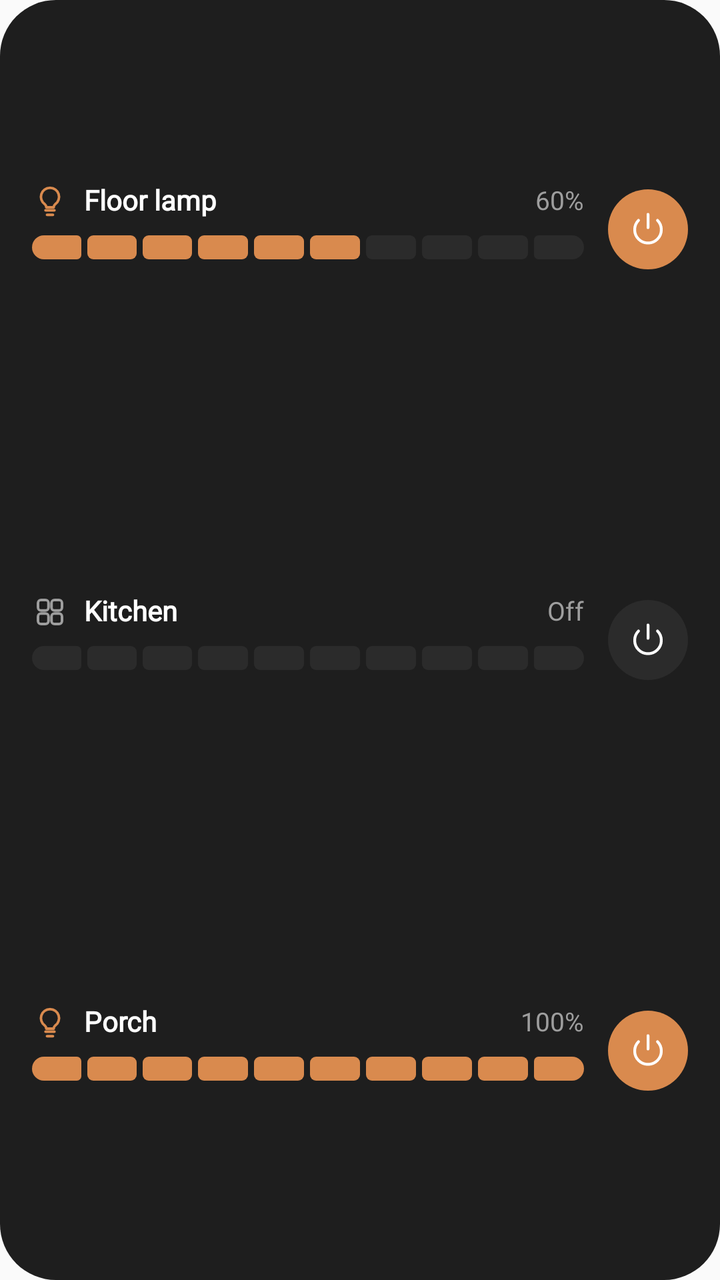
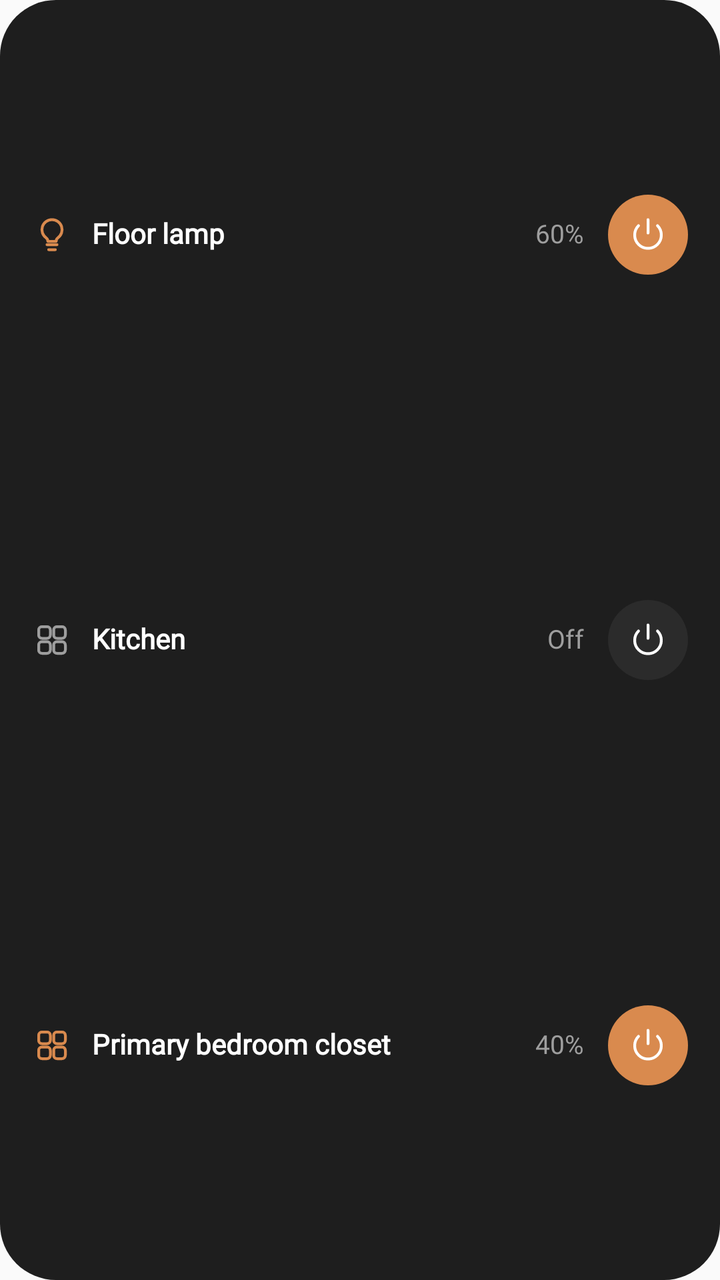

Compare the two renders of this Android layout. The source of the first and the diff that turns it into the second are given below.
<!-- AndroidManifest.xml: application theme AppTheme -->
<!-- res/layout/wgp_dimmers.xml -->
<?xml version="1.0" encoding="utf-8"?>
<FrameLayout xmlns:android="http://schemas.android.com/apk/res/android"
    android:id="@android:id/background"
    android:layout_width="match_parent"
    android:layout_height="match_parent">
    <ImageView android:layout_width="match_parent" android:layout_height="match_parent" android:scaleType="fitXY" android:src="@drawable/wg_card" android:tint="#1E1E1E" android:importantForAccessibility="no" />
    <LinearLayout android:layout_width="match_parent" android:layout_height="match_parent" android:orientation="vertical" android:padding="16dp">
        <LinearLayout android:layout_width="match_parent" android:layout_height="0dp" android:layout_weight="1" android:gravity="center_vertical" android:orientation="horizontal">
            <LinearLayout android:layout_width="0dp" android:layout_height="wrap_content" android:layout_weight="1" android:orientation="vertical">
                <LinearLayout android:layout_width="match_parent" android:layout_height="wrap_content" android:gravity="center_vertical" android:orientation="horizontal">
                    <ImageView android:layout_width="18dp" android:layout_height="18dp" android:layout_marginEnd="8dp" android:src="@drawable/wi_bulb" android:tint="#D98A4E" />
                    <TextView style="@style/WgText.Bold" android:layout_width="0dp" android:layout_height="wrap_content" android:layout_weight="1" android:text="Floor lamp" android:textColor="#FFFFFF" android:textSize="14sp" />
                    <TextView style="@style/WgText" android:layout_width="wrap_content" android:layout_height="wrap_content" android:layout_marginStart="8dp" android:text="60%" android:textColor="#9E9E9E" android:textSize="13sp" />
                </LinearLayout>
                <LinearLayout android:layout_width="match_parent" android:layout_height="28dp" android:gravity="center_vertical" android:orientation="horizontal">
                    <ImageView android:layout_width="0dp" android:layout_height="12dp" android:layout_weight="1" android:scaleType="fitXY" android:src="@drawable/wg_seg_s" android:tint="#D98A4E" />
                    <ImageView android:layout_width="0dp" android:layout_height="12dp" android:layout_weight="1" android:layout_marginStart="3dp" android:scaleType="fitXY" android:src="@drawable/wg_seg" android:tint="#D98A4E" />
                    <ImageView android:layout_width="0dp" android:layout_height="12dp" android:layout_weight="1" android:layout_marginStart="3dp" android:scaleType="fitXY" android:src="@drawable/wg_seg" android:tint="#D98A4E" />
                    <ImageView android:layout_width="0dp" android:layout_height="12dp" android:layout_weight="1" android:layout_marginStart="3dp" android:scaleType="fitXY" android:src="@drawable/wg_seg" android:tint="#D98A4E" />
                    <ImageView android:layout_width="0dp" android:layout_height="12dp" android:layout_weight="1" android:layout_marginStart="3dp" android:scaleType="fitXY" android:src="@drawable/wg_seg" android:tint="#D98A4E" />
                    <ImageView android:layout_width="0dp" android:layout_height="12dp" android:layout_weight="1" android:layout_marginStart="3dp" android:scaleType="fitXY" android:src="@drawable/wg_seg" android:tint="#D98A4E" />
                    <ImageView android:layout_width="0dp" android:layout_height="12dp" android:layout_weight="1" android:layout_marginStart="3dp" android:scaleType="fitXY" android:src="@drawable/wg_seg" android:tint="#2B2B2B" />
                    <ImageView android:layout_width="0dp" android:layout_height="12dp" android:layout_weight="1" android:layout_marginStart="3dp" android:scaleType="fitXY" android:src="@drawable/wg_seg" android:tint="#2B2B2B" />
                    <ImageView android:layout_width="0dp" android:layout_height="12dp" android:layout_weight="1" android:layout_marginStart="3dp" android:scaleType="fitXY" android:src="@drawable/wg_seg" android:tint="#2B2B2B" />
                    <ImageView android:layout_width="0dp" android:layout_height="12dp" android:layout_weight="1" android:layout_marginStart="3dp" android:scaleType="fitXY" android:src="@drawable/wg_seg_e" android:tint="#2B2B2B" />
                </LinearLayout>
            </LinearLayout>
            <FrameLayout android:layout_width="40dp" android:layout_height="40dp" android:layout_marginStart="12dp">
                <ImageView android:layout_width="match_parent" android:layout_height="match_parent" android:src="@drawable/wg_dot" android:tint="#D98A4E" />
                <ImageView android:layout_width="20dp" android:layout_height="20dp" android:layout_gravity="center" android:src="@drawable/wi_power" android:tint="#FFFFFF" />
            </FrameLayout>
        </LinearLayout>
        <FrameLayout android:layout_width="8dp" android:layout_height="8dp" />
        <LinearLayout android:layout_width="match_parent" android:layout_height="0dp" android:layout_weight="1" android:gravity="center_vertical" android:orientation="horizontal">
            <LinearLayout android:layout_width="0dp" android:layout_height="wrap_content" android:layout_weight="1" android:orientation="vertical">
                <LinearLayout android:layout_width="match_parent" android:layout_height="wrap_content" android:gravity="center_vertical" android:orientation="horizontal">
                    <ImageView android:layout_width="18dp" android:layout_height="18dp" android:layout_marginEnd="8dp" android:src="@drawable/wi_grid" android:tint="#9E9E9E" />
                    <TextView style="@style/WgText.Bold" android:layout_width="0dp" android:layout_height="wrap_content" android:layout_weight="1" android:text="Kitchen" android:textColor="#FFFFFF" android:textSize="14sp" />
                    <TextView style="@style/WgText" android:layout_width="wrap_content" android:layout_height="wrap_content" android:layout_marginStart="8dp" android:text="Off" android:textColor="#9E9E9E" android:textSize="13sp" />
                </LinearLayout>
                <LinearLayout android:layout_width="match_parent" android:layout_height="28dp" android:gravity="center_vertical" android:orientation="horizontal">
                    <ImageView android:layout_width="0dp" android:layout_height="12dp" android:layout_weight="1" android:scaleType="fitXY" android:src="@drawable/wg_seg_s" android:tint="#2B2B2B" />
                    <ImageView android:layout_width="0dp" android:layout_height="12dp" android:layout_weight="1" android:layout_marginStart="3dp" android:scaleType="fitXY" android:src="@drawable/wg_seg" android:tint="#2B2B2B" />
                    <ImageView android:layout_width="0dp" android:layout_height="12dp" android:layout_weight="1" android:layout_marginStart="3dp" android:scaleType="fitXY" android:src="@drawable/wg_seg" android:tint="#2B2B2B" />
                    <ImageView android:layout_width="0dp" android:layout_height="12dp" android:layout_weight="1" android:layout_marginStart="3dp" android:scaleType="fitXY" android:src="@drawable/wg_seg" android:tint="#2B2B2B" />
                    <ImageView android:layout_width="0dp" android:layout_height="12dp" android:layout_weight="1" android:layout_marginStart="3dp" android:scaleType="fitXY" android:src="@drawable/wg_seg" android:tint="#2B2B2B" />
                    <ImageView android:layout_width="0dp" android:layout_height="12dp" android:layout_weight="1" android:layout_marginStart="3dp" android:scaleType="fitXY" android:src="@drawable/wg_seg" android:tint="#2B2B2B" />
                    <ImageView android:layout_width="0dp" android:layout_height="12dp" android:layout_weight="1" android:layout_marginStart="3dp" android:scaleType="fitXY" android:src="@drawable/wg_seg" android:tint="#2B2B2B" />
                    <ImageView android:layout_width="0dp" android:layout_height="12dp" android:layout_weight="1" android:layout_marginStart="3dp" android:scaleType="fitXY" android:src="@drawable/wg_seg" android:tint="#2B2B2B" />
                    <ImageView android:layout_width="0dp" android:layout_height="12dp" android:layout_weight="1" android:layout_marginStart="3dp" android:scaleType="fitXY" android:src="@drawable/wg_seg" android:tint="#2B2B2B" />
                    <ImageView android:layout_width="0dp" android:layout_height="12dp" android:layout_weight="1" android:layout_marginStart="3dp" android:scaleType="fitXY" android:src="@drawable/wg_seg_e" android:tint="#2B2B2B" />
                </LinearLayout>
            </LinearLayout>
            <FrameLayout android:layout_width="40dp" android:layout_height="40dp" android:layout_marginStart="12dp">
                <ImageView android:layout_width="match_parent" android:layout_height="match_parent" android:src="@drawable/wg_dot" android:tint="#2B2B2B" />
                <ImageView android:layout_width="20dp" android:layout_height="20dp" android:layout_gravity="center" android:src="@drawable/wi_power" android:tint="#FFFFFF" />
            </FrameLayout>
        </LinearLayout>
        <FrameLayout android:layout_width="8dp" android:layout_height="8dp" />
        <LinearLayout android:layout_width="match_parent" android:layout_height="0dp" android:layout_weight="1" android:gravity="center_vertical" android:orientation="horizontal">
            <LinearLayout android:layout_width="0dp" android:layout_height="wrap_content" android:layout_weight="1" android:orientation="vertical">
                <LinearLayout android:layout_width="match_parent" android:layout_height="wrap_content" android:gravity="center_vertical" android:orientation="horizontal">
                    <ImageView android:layout_width="18dp" android:layout_height="18dp" android:layout_marginEnd="8dp" android:src="@drawable/wi_bulb" android:tint="#D98A4E" />
                    <TextView style="@style/WgText.Bold" android:layout_width="0dp" android:layout_height="wrap_content" android:layout_weight="1" android:text="Porch" android:textColor="#FFFFFF" android:textSize="14sp" />
                    <TextView style="@style/WgText" android:layout_width="wrap_content" android:layout_height="wrap_content" android:layout_marginStart="8dp" android:text="100%" android:textColor="#9E9E9E" android:textSize="13sp" />
                </LinearLayout>
                <LinearLayout android:layout_width="match_parent" android:layout_height="28dp" android:gravity="center_vertical" android:orientation="horizontal">
                    <ImageView android:layout_width="0dp" android:layout_height="12dp" android:layout_weight="1" android:scaleType="fitXY" android:src="@drawable/wg_seg_s" android:tint="#D98A4E" />
                    <ImageView android:layout_width="0dp" android:layout_height="12dp" android:layout_weight="1" android:layout_marginStart="3dp" android:scaleType="fitXY" android:src="@drawable/wg_seg" android:tint="#D98A4E" />
                    <ImageView android:layout_width="0dp" android:layout_height="12dp" android:layout_weight="1" android:layout_marginStart="3dp" android:scaleType="fitXY" android:src="@drawable/wg_seg" android:tint="#D98A4E" />
                    <ImageView android:layout_width="0dp" android:layout_height="12dp" android:layout_weight="1" android:layout_marginStart="3dp" android:scaleType="fitXY" android:src="@drawable/wg_seg" android:tint="#D98A4E" />
                    <ImageView android:layout_width="0dp" android:layout_height="12dp" android:layout_weight="1" android:layout_marginStart="3dp" android:scaleType="fitXY" android:src="@drawable/wg_seg" android:tint="#D98A4E" />
                    <ImageView android:layout_width="0dp" android:layout_height="12dp" android:layout_weight="1" android:layout_marginStart="3dp" android:scaleType="fitXY" android:src="@drawable/wg_seg" android:tint="#D98A4E" />
                    <ImageView android:layout_width="0dp" android:layout_height="12dp" android:layout_weight="1" android:layout_marginStart="3dp" android:scaleType="fitXY" android:src="@drawable/wg_seg" android:tint="#D98A4E" />
                    <ImageView android:layout_width="0dp" android:layout_height="12dp" android:layout_weight="1" android:layout_marginStart="3dp" android:scaleType="fitXY" android:src="@drawable/wg_seg" android:tint="#D98A4E" />
                    <ImageView android:layout_width="0dp" android:layout_height="12dp" android:layout_weight="1" android:layout_marginStart="3dp" android:scaleType="fitXY" android:src="@drawable/wg_seg" android:tint="#D98A4E" />
                    <ImageView android:layout_width="0dp" android:layout_height="12dp" android:layout_weight="1" android:layout_marginStart="3dp" android:scaleType="fitXY" android:src="@drawable/wg_seg_e" android:tint="#D98A4E" />
                </LinearLayout>
            </LinearLayout>
            <FrameLayout android:layout_width="40dp" android:layout_height="40dp" android:layout_marginStart="12dp">
                <ImageView android:layout_width="match_parent" android:layout_height="match_parent" android:src="@drawable/wg_dot" android:tint="#D98A4E" />
                <ImageView android:layout_width="20dp" android:layout_height="20dp" android:layout_gravity="center" android:src="@drawable/wi_power" android:tint="#FFFFFF" />
            </FrameLayout>
        </LinearLayout>
    </LinearLayout>
</FrameLayout>
<!-- resources referenced by this layout -->
<resources>
  <!-- drawable wg_card (drawable) -->
  <?xml version="1.0" encoding="utf-8"?>
  <shape xmlns:android="http://schemas.android.com/apk/res/android" android:shape="rectangle">
      <solid android:color="#FFFFFFFF" />
      <corners android:radius="28dp" />
  </shape>
  <!-- drawable wg_dot (drawable) -->
  <?xml version="1.0" encoding="utf-8"?>
  <shape xmlns:android="http://schemas.android.com/apk/res/android" android:shape="oval">
      <solid android:color="#FFFFFFFF" />
  </shape>
  <!-- drawable wg_seg (drawable) -->
  <?xml version="1.0" encoding="utf-8"?>
  <shape xmlns:android="http://schemas.android.com/apk/res/android" android:shape="rectangle">
      <solid android:color="#FFFFFFFF" />
      <corners android:radius="3dp" />
  </shape>
  <!-- drawable wg_seg_e (drawable) -->
  <?xml version="1.0" encoding="utf-8"?>
  <shape xmlns:android="http://schemas.android.com/apk/res/android" android:shape="rectangle">
      <solid android:color="#FFFFFFFF" />
      <corners
          android:topLeftRadius="3dp"
          android:bottomLeftRadius="3dp"
          android:topRightRadius="8dp"
          android:bottomRightRadius="8dp" />
  </shape>
  <!-- drawable wg_seg_s (drawable) -->
  <?xml version="1.0" encoding="utf-8"?>
  <shape xmlns:android="http://schemas.android.com/apk/res/android" android:shape="rectangle">
      <solid android:color="#FFFFFFFF" />
      <corners
          android:topLeftRadius="8dp"
          android:bottomLeftRadius="8dp"
          android:topRightRadius="3dp"
          android:bottomRightRadius="3dp" />
  </shape>
  <!-- drawable wi_bulb (drawable) -->
  <?xml version="1.0" encoding="utf-8"?>
  <vector xmlns:android="http://schemas.android.com/apk/res/android" android:width="24dp" android:height="24dp"
      android:viewportWidth="24" android:viewportHeight="24">
      <path android:strokeColor="#FFFFFFFF" android:strokeWidth="1.7" android:strokeLineCap="round" android:strokeLineJoin="round" android:fillColor="#00000000"
          android:pathData="M9 18h6M10 21h4" />
      <path android:strokeColor="#FFFFFFFF" android:strokeWidth="1.7" android:strokeLineCap="round" android:strokeLineJoin="round" android:fillColor="#00000000"
          android:pathData="M12 3a6 6 0 0 0-3.5 10.9c.6.5 1 1.2 1 2V16h5v-.1c0-.8.4-1.5 1-2A6 6 0 0 0 12 3z" />
  </vector>
  <!-- drawable wi_power (drawable) -->
  <?xml version="1.0" encoding="utf-8"?>
  <vector xmlns:android="http://schemas.android.com/apk/res/android" android:width="24dp" android:height="24dp"
      android:viewportWidth="24" android:viewportHeight="24">
      <path android:strokeColor="#FFFFFFFF" android:strokeWidth="1.7" android:strokeLineCap="round" android:strokeLineJoin="round" android:fillColor="#00000000"
          android:pathData="M12 3v8" />
      <path android:strokeColor="#FFFFFFFF" android:strokeWidth="1.7" android:strokeLineCap="round" android:strokeLineJoin="round" android:fillColor="#00000000"
          android:pathData="M6.3 6.6a8 8 0 1 0 11.4 0" />
  </vector>
  <style name="WgText">
          <item name="android:fontFamily">sans-serif</item>
          <item name="android:includeFontPadding">false</item>
          <item name="android:singleLine">true</item>
          <item name="android:ellipsize">end</item>
      </style>
  <style name="WgText.Bold">
          <item name="android:textStyle">bold</item>
      </style>
  <style name="AppTheme" parent="Theme.AppCompat.Light.DarkActionBar">
          
          <item name="colorPrimary">@color/colorPrimary</item>
          <item name="colorPrimaryDark">@color/colorPrimaryDark</item>
          <item name="colorAccent">@color/colorAccent</item>
      </style>
  <!-- unchanged entries left out for length: 1 -->
</resources>

<!-- the commit's change to res/layout/wgp_dimmers.xml (unified diff, before → after) -->
@@ -6,77 +6,27 @@
     <ImageView android:layout_width="match_parent" android:layout_height="match_parent" android:scaleType="fitXY" android:src="@drawable/wg_card" android:tint="#1E1E1E" android:importantForAccessibility="no" />
     <LinearLayout android:layout_width="match_parent" android:layout_height="match_parent" android:orientation="vertical" android:padding="16dp">
         <LinearLayout android:layout_width="match_parent" android:layout_height="0dp" android:layout_weight="1" android:gravity="center_vertical" android:orientation="horizontal">
-            <LinearLayout android:layout_width="0dp" android:layout_height="wrap_content" android:layout_weight="1" android:orientation="vertical">
-                <LinearLayout android:layout_width="match_parent" android:layout_height="wrap_content" android:gravity="center_vertical" android:orientation="horizontal">
-                    <ImageView android:layout_width="18dp" android:layout_height="18dp" android:layout_marginEnd="8dp" android:src="@drawable/wi_bulb" android:tint="#D98A4E" />
-                    <TextView style="@style/WgText.Bold" android:layout_width="0dp" android:layout_height="wrap_content" android:layout_weight="1" android:text="Floor lamp" android:textColor="#FFFFFF" android:textSize="14sp" />
-                    <TextView style="@style/WgText" android:layout_width="wrap_content" android:layout_height="wrap_content" android:layout_marginStart="8dp" android:text="60%" android:textColor="#9E9E9E" android:textSize="13sp" />
-                </LinearLayout>
-                <LinearLayout android:layout_width="match_parent" android:layout_height="28dp" android:gravity="center_vertical" android:orientation="horizontal">
-                    <ImageView android:layout_width="0dp" android:layout_height="12dp" android:layout_weight="1" android:scaleType="fitXY" android:src="@drawable/wg_seg_s" android:tint="#D98A4E" />
-                    <ImageView android:layout_width="0dp" android:layout_height="12dp" android:layout_weight="1" android:layout_marginStart="3dp" android:scaleType="fitXY" android:src="@drawable/wg_seg" android:tint="#D98A4E" />
-                    <ImageView android:layout_width="0dp" android:layout_height="12dp" android:layout_weight="1" android:layout_marginStart="3dp" android:scaleType="fitXY" android:src="@drawable/wg_seg" android:tint="#D98A4E" />
-                    <ImageView android:layout_width="0dp" android:layout_height="12dp" android:layout_weight="1" android:layout_marginStart="3dp" android:scaleType="fitXY" android:src="@drawable/wg_seg" android:tint="#D98A4E" />
-                    <ImageView android:layout_width="0dp" android:layout_height="12dp" android:layout_weight="1" android:layout_marginStart="3dp" android:scaleType="fitXY" android:src="@drawable/wg_seg" android:tint="#D98A4E" />
-                    <ImageView android:layout_width="0dp" android:layout_height="12dp" android:layout_weight="1" android:layout_marginStart="3dp" android:scaleType="fitXY" android:src="@drawable/wg_seg" android:tint="#D98A4E" />
-                    <ImageView android:layout_width="0dp" android:layout_height="12dp" android:layout_weight="1" android:layout_marginStart="3dp" android:scaleType="fitXY" android:src="@drawable/wg_seg" android:tint="#2B2B2B" />
-                    <ImageView android:layout_width="0dp" android:layout_height="12dp" android:layout_weight="1" android:layout_marginStart="3dp" android:scaleType="fitXY" android:src="@drawable/wg_seg" android:tint="#2B2B2B" />
-                    <ImageView android:layout_width="0dp" android:layout_height="12dp" android:layout_weight="1" android:layout_marginStart="3dp" android:scaleType="fitXY" android:src="@drawable/wg_seg" android:tint="#2B2B2B" />
-                    <ImageView android:layout_width="0dp" android:layout_height="12dp" android:layout_weight="1" android:layout_marginStart="3dp" android:scaleType="fitXY" android:src="@drawable/wg_seg_e" android:tint="#2B2B2B" />
-                </LinearLayout>
-            </LinearLayout>
+            <ImageView android:layout_width="20dp" android:layout_height="20dp" android:layout_marginEnd="10dp" android:src="@drawable/wi_bulb" android:tint="#D98A4E" />
+            <TextView style="@style/WgText.Bold" android:layout_width="0dp" android:layout_height="wrap_content" android:layout_weight="1" android:maxLines="2" android:singleLine="false" android:text="Floor lamp" android:textColor="#FFFFFF" android:textSize="14sp" />
+            <TextView style="@style/WgText" android:layout_width="wrap_content" android:layout_height="wrap_content" android:layout_marginStart="8dp" android:text="60%" android:textColor="#9E9E9E" android:textSize="13sp" />
             <FrameLayout android:layout_width="40dp" android:layout_height="40dp" android:layout_marginStart="12dp">
                 <ImageView android:layout_width="match_parent" android:layout_height="match_parent" android:src="@drawable/wg_dot" android:tint="#D98A4E" />
                 <ImageView android:layout_width="20dp" android:layout_height="20dp" android:layout_gravity="center" android:src="@drawable/wi_power" android:tint="#FFFFFF" />
             </FrameLayout>
         </LinearLayout>
-        <FrameLayout android:layout_width="8dp" android:layout_height="8dp" />
         <LinearLayout android:layout_width="match_parent" android:layout_height="0dp" android:layout_weight="1" android:gravity="center_vertical" android:orientation="horizontal">
-            <LinearLayout android:layout_width="0dp" android:layout_height="wrap_content" android:layout_weight="1" android:orientation="vertical">
-                <LinearLayout android:layout_width="match_parent" android:layout_height="wrap_content" android:gravity="center_vertical" android:orientation="horizontal">
-                    <ImageView android:layout_width="18dp" android:layout_height="18dp" android:layout_marginEnd="8dp" android:src="@drawable/wi_grid" android:tint="#9E9E9E" />
-                    <TextView style="@style/WgText.Bold" android:layout_width="0dp" android:layout_height="wrap_content" android:layout_weight="1" android:text="Kitchen" android:textColor="#FFFFFF" android:textSize="14sp" />
-                    <TextView style="@style/WgText" android:layout_width="wrap_content" android:layout_height="wrap_content" android:layout_marginStart="8dp" android:text="Off" android:textColor="#9E9E9E" android:textSize="13sp" />
-                </LinearLayout>
-                <LinearLayout android:layout_width="match_parent" android:layout_height="28dp" android:gravity="center_vertical" android:orientation="horizontal">
-                    <ImageView android:layout_width="0dp" android:layout_height="12dp" android:layout_weight="1" android:scaleType="fitXY" android:src="@drawable/wg_seg_s" android:tint="#2B2B2B" />
-                    <ImageView android:layout_width="0dp" android:layout_height="12dp" android:layout_weight="1" android:layout_marginStart="3dp" android:scaleType="fitXY" android:src="@drawable/wg_seg" android:tint="#2B2B2B" />
-                    <ImageView android:layout_width="0dp" android:layout_height="12dp" android:layout_weight="1" android:layout_marginStart="3dp" android:scaleType="fitXY" android:src="@drawable/wg_seg" android:tint="#2B2B2B" />
-                    <ImageView android:layout_width="0dp" android:layout_height="12dp" android:layout_weight="1" android:layout_marginStart="3dp" android:scaleType="fitXY" android:src="@drawable/wg_seg" android:tint="#2B2B2B" />
-                    <ImageView android:layout_width="0dp" android:layout_height="12dp" android:layout_weight="1" android:layout_marginStart="3dp" android:scaleType="fitXY" android:src="@drawable/wg_seg" android:tint="#2B2B2B" />
-                    <ImageView android:layout_width="0dp" android:layout_height="12dp" android:layout_weight="1" android:layout_marginStart="3dp" android:scaleType="fitXY" android:src="@drawable/wg_seg" android:tint="#2B2B2B" />
-                    <ImageView android:layout_width="0dp" android:layout_height="12dp" android:layout_weight="1" android:layout_marginStart="3dp" android:scaleType="fitXY" android:src="@drawable/wg_seg" android:tint="#2B2B2B" />
-                    <ImageView android:layout_width="0dp" android:layout_height="12dp" android:layout_weight="1" android:layout_marginStart="3dp" android:scaleType="fitXY" android:src="@drawable/wg_seg" android:tint="#2B2B2B" />
-                    <ImageView android:layout_width="0dp" android:layout_height="12dp" android:layout_weight="1" android:layout_marginStart="3dp" android:scaleType="fitXY" android:src="@drawable/wg_seg" android:tint="#2B2B2B" />
-                    <ImageView android:layout_width="0dp" android:layout_height="12dp" android:layout_weight="1" android:layout_marginStart="3dp" android:scaleType="fitXY" android:src="@drawable/wg_seg_e" android:tint="#2B2B2B" />
-                </LinearLayout>
-            </LinearLayout>
+            <ImageView android:layout_width="20dp" android:layout_height="20dp" android:layout_marginEnd="10dp" android:src="@drawable/wi_grid" android:tint="#9E9E9E" />
+            <TextView style="@style/WgText.Bold" android:layout_width="0dp" android:layout_height="wrap_content" android:layout_weight="1" android:maxLines="2" android:singleLine="false" android:text="Kitchen" android:textColor="#FFFFFF" android:textSize="14sp" />
+            <TextView style="@style/WgText" android:layout_width="wrap_content" android:layout_height="wrap_content" android:layout_marginStart="8dp" android:text="Off" android:textColor="#9E9E9E" android:textSize="13sp" />
             <FrameLayout android:layout_width="40dp" android:layout_height="40dp" android:layout_marginStart="12dp">
                 <ImageView android:layout_width="match_parent" android:layout_height="match_parent" android:src="@drawable/wg_dot" android:tint="#2B2B2B" />
                 <ImageView android:layout_width="20dp" android:layout_height="20dp" android:layout_gravity="center" android:src="@drawable/wi_power" android:tint="#FFFFFF" />
             </FrameLayout>
         </LinearLayout>
-        <FrameLayout android:layout_width="8dp" android:layout_height="8dp" />
         <LinearLayout android:layout_width="match_parent" android:layout_height="0dp" android:layout_weight="1" android:gravity="center_vertical" android:orientation="horizontal">
-            <LinearLayout android:layout_width="0dp" android:layout_height="wrap_content" android:layout_weight="1" android:orientation="vertical">
-                <LinearLayout android:layout_width="match_parent" android:layout_height="wrap_content" android:gravity="center_vertical" android:orientation="horizontal">
-                    <ImageView android:layout_width="18dp" android:layout_height="18dp" android:layout_marginEnd="8dp" android:src="@drawable/wi_bulb" android:tint="#D98A4E" />
-                    <TextView style="@style/WgText.Bold" android:layout_width="0dp" android:layout_height="wrap_content" android:layout_weight="1" android:text="Porch" android:textColor="#FFFFFF" android:textSize="14sp" />
-                    <TextView style="@style/WgText" android:layout_width="wrap_content" android:layout_height="wrap_content" android:layout_marginStart="8dp" android:text="100%" android:textColor="#9E9E9E" android:textSize="13sp" />
-                </LinearLayout>
-                <LinearLayout android:layout_width="match_parent" android:layout_height="28dp" android:gravity="center_vertical" android:orientation="horizontal">
-                    <ImageView android:layout_width="0dp" android:layout_height="12dp" android:layout_weight="1" android:scaleType="fitXY" android:src="@drawable/wg_seg_s" android:tint="#D98A4E" />
-                    <ImageView android:layout_width="0dp" android:layout_height="12dp" android:layout_weight="1" android:layout_marginStart="3dp" android:scaleType="fitXY" android:src="@drawable/wg_seg" android:tint="#D98A4E" />
-                    <ImageView android:layout_width="0dp" android:layout_height="12dp" android:layout_weight="1" android:layout_marginStart="3dp" android:scaleType="fitXY" android:src="@drawable/wg_seg" android:tint="#D98A4E" />
-                    <ImageView android:layout_width="0dp" android:layout_height="12dp" android:layout_weight="1" android:layout_marginStart="3dp" android:scaleType="fitXY" android:src="@drawable/wg_seg" android:tint="#D98A4E" />
-                    <ImageView android:layout_width="0dp" android:layout_height="12dp" android:layout_weight="1" android:layout_marginStart="3dp" android:scaleType="fitXY" android:src="@drawable/wg_seg" android:tint="#D98A4E" />
-                    <ImageView android:layout_width="0dp" android:layout_height="12dp" android:layout_weight="1" android:layout_marginStart="3dp" android:scaleType="fitXY" android:src="@drawable/wg_seg" android:tint="#D98A4E" />
-                    <ImageView android:layout_width="0dp" android:layout_height="12dp" android:layout_weight="1" android:layout_marginStart="3dp" android:scaleType="fitXY" android:src="@drawable/wg_seg" android:tint="#D98A4E" />
-                    <ImageView android:layout_width="0dp" android:layout_height="12dp" android:layout_weight="1" android:layout_marginStart="3dp" android:scaleType="fitXY" android:src="@drawable/wg_seg" android:tint="#D98A4E" />
-                    <ImageView android:layout_width="0dp" android:layout_height="12dp" android:layout_weight="1" android:layout_marginStart="3dp" android:scaleType="fitXY" android:src="@drawable/wg_seg" android:tint="#D98A4E" />
-                    <ImageView android:layout_width="0dp" android:layout_height="12dp" android:layout_weight="1" android:layout_marginStart="3dp" android:scaleType="fitXY" android:src="@drawable/wg_seg_e" android:tint="#D98A4E" />
-                </LinearLayout>
-            </LinearLayout>
+            <ImageView android:layout_width="20dp" android:layout_height="20dp" android:layout_marginEnd="10dp" android:src="@drawable/wi_grid" android:tint="#D98A4E" />
+            <TextView style="@style/WgText.Bold" android:layout_width="0dp" android:layout_height="wrap_content" android:layout_weight="1" android:maxLines="2" android:singleLine="false" android:text="Primary bedroom closet" android:textColor="#FFFFFF" android:textSize="14sp" />
+            <TextView style="@style/WgText" android:layout_width="wrap_content" android:layout_height="wrap_content" android:layout_marginStart="8dp" android:text="40%" android:textColor="#9E9E9E" android:textSize="13sp" />
             <FrameLayout android:layout_width="40dp" android:layout_height="40dp" android:layout_marginStart="12dp">
                 <ImageView android:layout_width="match_parent" android:layout_height="match_parent" android:src="@drawable/wg_dot" android:tint="#D98A4E" />
                 <ImageView android:layout_width="20dp" android:layout_height="20dp" android:layout_gravity="center" android:src="@drawable/wi_power" android:tint="#FFFFFF" />
<!-- resource entries referenced after the edit -->
@@ -10,32 +10,6 @@
   <?xml version="1.0" encoding="utf-8"?>
   <shape xmlns:android="http://schemas.android.com/apk/res/android" android:shape="oval">
       <solid android:color="#FFFFFFFF" />
-  </shape>
-  <!-- drawable wg_seg (drawable) -->
-  <?xml version="1.0" encoding="utf-8"?>
-  <shape xmlns:android="http://schemas.android.com/apk/res/android" android:shape="rectangle">
-      <solid android:color="#FFFFFFFF" />
-      <corners android:radius="3dp" />
-  </shape>
-  <!-- drawable wg_seg_e (drawable) -->
-  <?xml version="1.0" encoding="utf-8"?>
-  <shape xmlns:android="http://schemas.android.com/apk/res/android" android:shape="rectangle">
-      <solid android:color="#FFFFFFFF" />
-      <corners
-          android:topLeftRadius="3dp"
-          android:bottomLeftRadius="3dp"
-          android:topRightRadius="8dp"
-          android:bottomRightRadius="8dp" />
-  </shape>
-  <!-- drawable wg_seg_s (drawable) -->
-  <?xml version="1.0" encoding="utf-8"?>
-  <shape xmlns:android="http://schemas.android.com/apk/res/android" android:shape="rectangle">
-      <solid android:color="#FFFFFFFF" />
-      <corners
-          android:topLeftRadius="8dp"
-          android:bottomLeftRadius="8dp"
-          android:topRightRadius="3dp"
-          android:bottomRightRadius="3dp" />
   </shape>
   <!-- drawable wi_bulb (drawable) -->
   <?xml version="1.0" encoding="utf-8"?>
